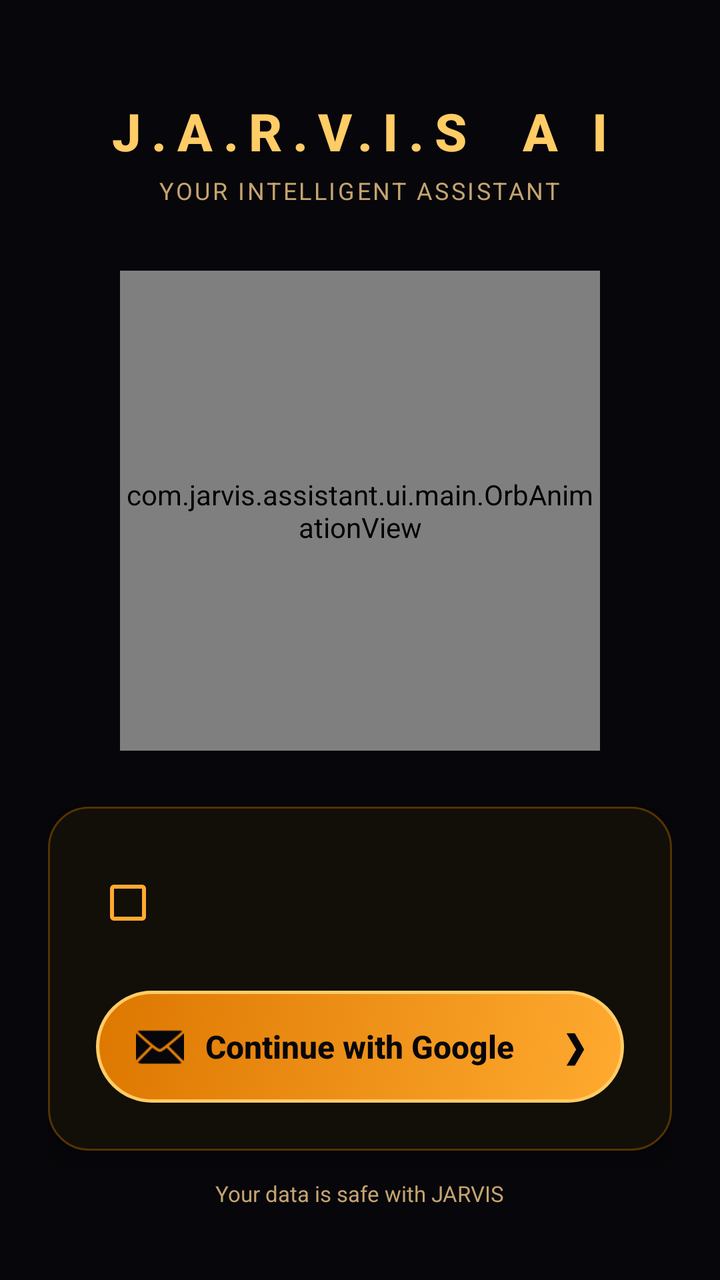
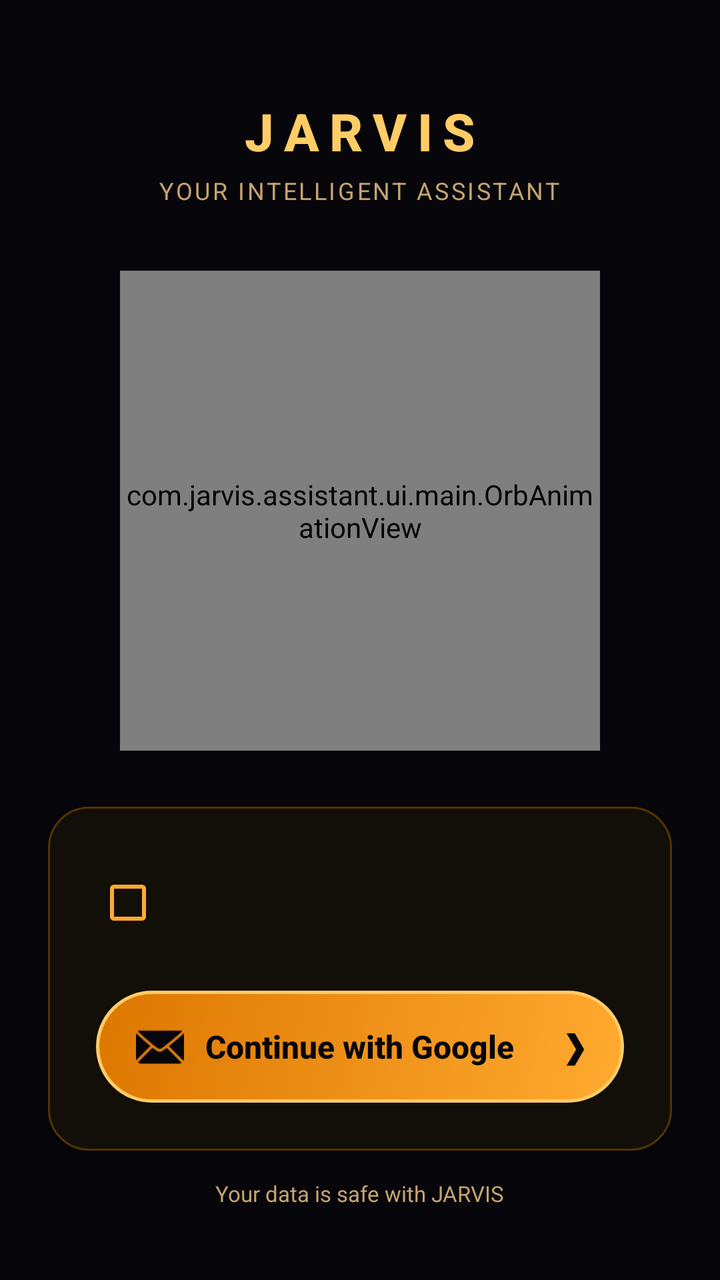

Two renders of the same Android screen: before a commit and after it. Below are the layout's source before the change and the commit's diff.
<!-- AndroidManifest.xml: activity theme Theme.Jarvis -->
<!-- res/layout/activity_login.xml -->
<?xml version="1.0" encoding="utf-8"?>
<RelativeLayout xmlns:android="http://schemas.android.com/apk/res/android"
    xmlns:app="http://schemas.android.com/apk/res-auto"
    android:layout_width="match_parent"
    android:layout_height="match_parent"
    android:background="@color/orb_dark_bg"
    android:padding="24dp">

    
    <LinearLayout
        android:id="@+id/topHeaderContainer"
        android:layout_width="match_parent"
        android:layout_height="wrap_content"
        android:layout_alignParentTop="true"
        android:layout_centerHorizontal="true"
        android:layout_marginTop="24dp"
        android:gravity="center"
        android:orientation="vertical">

        <TextView
            android:layout_width="wrap_content"
            android:layout_height="wrap_content"
            android:fontFamily="sans-serif-medium"
            android:letterSpacing="0.2"
            android:text="J.A.R.V.I.S  A I"
            android:textColor="@color/orb_cyan_glow"
            android:textSize="26sp"
            android:textStyle="bold" />

        <TextView
            android:layout_width="wrap_content"
            android:layout_height="wrap_content"
            android:layout_marginTop="4dp"
            android:letterSpacing="0.1"
            android:text="YOUR INTELLIGENT ASSISTANT"
            android:textColor="@color/orb_text_muted"
            android:textSize="12sp" />
    </LinearLayout>

    
    <FrameLayout
        android:id="@+id/orbHeaderContainer"
        android:layout_width="240dp"
        android:layout_height="240dp"
        android:layout_below="@id/topHeaderContainer"
        android:layout_centerHorizontal="true"
        android:layout_marginTop="32dp">

        <com.jarvis.assistant.ui.main.OrbAnimationView
            android:id="@+id/loginOrbView"
            android:layout_width="match_parent"
            android:layout_height="match_parent" />
    </FrameLayout>

    
    <LinearLayout
        android:layout_width="match_parent"
        android:layout_height="wrap_content"
        android:layout_below="@id/orbHeaderContainer"
        android:layout_marginTop="28dp"
        android:background="@drawable/bg_orb_card"
        android:elevation="8dp"
        android:gravity="center_horizontal"
        android:orientation="vertical"
        android:padding="24dp">

        
        <LinearLayout
            android:layout_width="match_parent"
            android:layout_height="wrap_content"
            android:gravity="center_vertical"
            android:orientation="horizontal">

            <CheckBox
                android:id="@+id/termsCheckBox"
                android:layout_width="wrap_content"
                android:layout_height="wrap_content"
                android:buttonTint="@color/orb_primary" />

            <TextView
                android:id="@+id/termsText"
                android:layout_width="0dp"
                android:layout_height="wrap_content"
                android:layout_weight="1"
                android:lineSpacingExtra="2dp"
                android:textColor="#E5D0B0"
                android:textSize="13sp" />
        </LinearLayout>

        
        <FrameLayout
            android:id="@+id/googleSignInBtn"
            android:layout_width="match_parent"
            android:layout_height="56dp"
            android:layout_marginTop="20dp"
            android:background="@drawable/bg_orb_button"
            android:clickable="true"
            android:enabled="false"
            android:focusable="true">

            <RelativeLayout
                android:layout_width="match_parent"
                android:layout_height="match_parent"
                android:paddingHorizontal="20dp">

                <ImageView
                    android:id="@+id/googleIcon"
                    android:layout_width="24dp"
                    android:layout_height="24dp"
                    android:layout_alignParentStart="true"
                    android:layout_centerVertical="true"
                    android:src="@android:drawable/ic_dialog_email"
                    app:tint="#07060A" />

                <TextView
                    android:layout_width="wrap_content"
                    android:layout_height="wrap_content"
                    android:layout_centerInParent="true"
                    android:fontFamily="sans-serif-medium"
                    android:text="Continue with Google"
                    android:textColor="#07060A"
                    android:textSize="16sp"
                    android:textStyle="bold" />

                <TextView
                    android:layout_width="wrap_content"
                    android:layout_height="wrap_content"
                    android:layout_alignParentEnd="true"
                    android:layout_centerVertical="true"
                    android:text="❯"
                    android:textColor="#07060A"
                    android:textSize="18sp"
                    android:textStyle="bold" />
            </RelativeLayout>
        </FrameLayout>

        
        <ProgressBar
            android:id="@+id/signInProgressBar"
            android:layout_width="32dp"
            android:layout_height="32dp"
            android:layout_marginTop="14dp"
            android:indeterminateTint="@color/orb_cyan_glow"
            android:visibility="gone" />

    </LinearLayout>

    <TextView
        android:layout_width="wrap_content"
        android:layout_height="wrap_content"
        android:layout_alignParentBottom="true"
        android:layout_centerHorizontal="true"
        android:layout_marginBottom="12dp"
        android:text="Your data is safe with JARVIS"
        android:textColor="@color/orb_text_muted"
        android:textSize="11sp" />

</RelativeLayout>
<!-- resources referenced by this layout -->
<resources>
  <color name="orb_cyan_glow">#FFCC66</color>
  <color name="orb_dark_bg">#07060A</color>
  <color name="orb_primary">#FFAA30</color>
  <color name="orb_text_muted">#C4A470</color>
  <!-- drawable bg_orb_button (drawable) -->
  <?xml version="1.0" encoding="utf-8"?>
  <selector xmlns:android="http://schemas.android.com/apk/res/android">
      <item android:state_enabled="false">
          <shape android:shape="rectangle">
              <corners android:radius="28dp" />
              <solid android:color="#1A1208" />
              <stroke android:width="1.5dp" android:color="#442800" />
          </shape>
      </item>
      <item android:state_pressed="true">
          <shape android:shape="rectangle">
              <corners android:radius="28dp" />
              <gradient
                  android:angle="135"
                  android:endColor="#884400"
                  android:startColor="#DD7700" />
              <stroke android:width="2dp" android:color="#FFCC66" />
          </shape>
      </item>
      <item>
          <shape android:shape="rectangle">
              <corners android:radius="28dp" />
              <gradient
                  android:angle="135"
                  android:endColor="#DD7700"
                  android:startColor="#FFAA30" />
              <stroke android:width="1.5dp" android:color="#FFCC66" />
          </shape>
      </item>
  </selector>
  <!-- drawable bg_orb_card (drawable) -->
  <?xml version="1.0" encoding="utf-8"?>
  <shape xmlns:android="http://schemas.android.com/apk/res/android"
      android:shape="rectangle">
      <corners android:radius="20dp" />
      <solid android:color="#120E08" />
      <stroke
          android:width="1dp"
          android:color="#553300" />
  </shape>
  <style name="Theme.Jarvis" parent="Theme.MaterialComponents.DayNight.NoActionBar">
          <item name="colorPrimary">@color/accent_primary</item>
          <item name="colorPrimaryVariant">@color/accent_secondary</item>
          <item name="colorOnPrimary">@color/text_on_accent</item>
          <item name="colorSecondary">@color/accent_secondary</item>
          <item name="colorControlHighlight">#337C6CFF</item>
          <item name="android:windowBackground">@color/bg_base</item>
          <item name="android:statusBarColor">@android:color/transparent</item>
          <item name="android:navigationBarColor">@color/bg_base</item>
          <item name="android:windowLightStatusBar">false</item>
          <item name="android:windowDrawsSystemBarBackgrounds">true</item>
          <item name="android:windowContentTransitions">true</item>
          <item name="android:windowAnimationStyle">@style/Jarvis.ActivityTransition</item>
      </style>
  <color name="accent_primary">#FFAA30</color>
  <color name="accent_secondary">#FFCC66</color>
  <color name="text_on_accent">#000000</color>
  <color name="bg_base">#000000</color>
  <style name="Jarvis.ActivityTransition" parent="android:Animation.Activity">
          <item name="android:activityOpenEnterAnimation">@anim/activity_open_enter</item>
          <item name="android:activityOpenExitAnimation">@anim/activity_open_exit</item>
          <item name="android:activityCloseEnterAnimation">@anim/activity_close_enter</item>
          <item name="android:activityCloseExitAnimation">@anim/activity_close_exit</item>
      </style>
</resources>

<!-- the commit's change to res/layout/activity_login.xml (unified diff, before → after) -->
@@ -22,7 +22,7 @@
             android:layout_height="wrap_content"
             android:fontFamily="sans-serif-medium"
             android:letterSpacing="0.2"
-            android:text="J.A.R.V.I.S  A I"
+            android:text="JARVIS"
             android:textColor="@color/orb_cyan_glow"
             android:textSize="26sp"
             android:textStyle="bold" />
